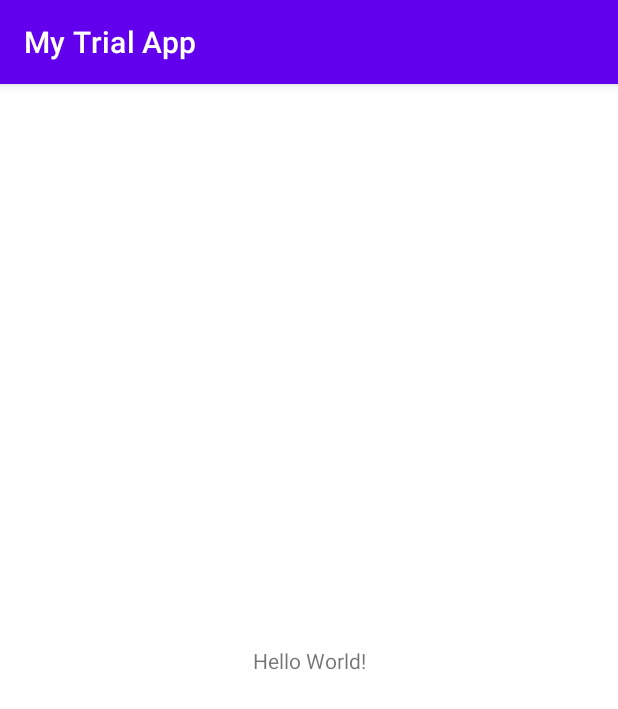
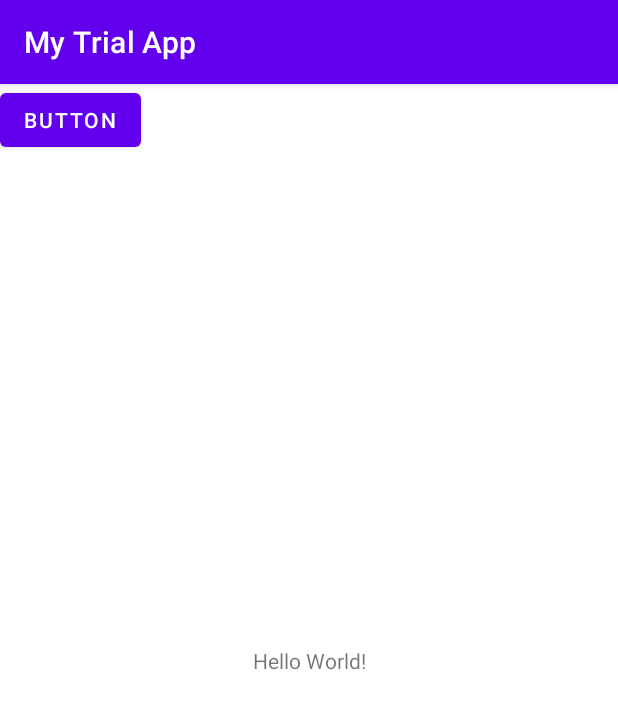
Before and after one commit to SergeyGrib74/My_Trial_App, an Android app: the screen it shows after launch (MainActivity), on a phone screen of 412 x 824 dp. Shown: the top 709 px of the screen. Run offline under Robolectric (Android 15) with nearby library versions, the phone set to English and light mode, and no system bars.

Commit message:
добавил кнопку

```diff
--- a/app/src/main/res/layout/activity_main.xml
+++ b/app/src/main/res/layout/activity_main.xml
@@ -15,4 +15,12 @@
         app:layout_constraintRight_toRightOf="parent"
         app:layout_constraintTop_toTopOf="parent" />
 
+    <Button
+        android:id="@+id/button"
+        android:layout_width="wrap_content"
+        android:layout_height="wrap_content"
+        android:text="Button"
+        tools:layout_editor_absoluteX="182dp"
+        tools:layout_editor_absoluteY="199dp" />
+
 </androidx.constraintlayout.widget.ConstraintLayout>
```
